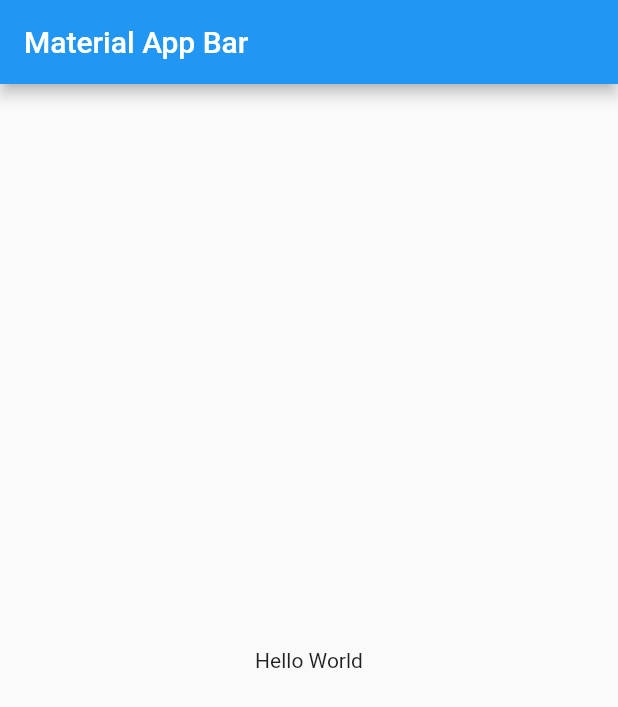
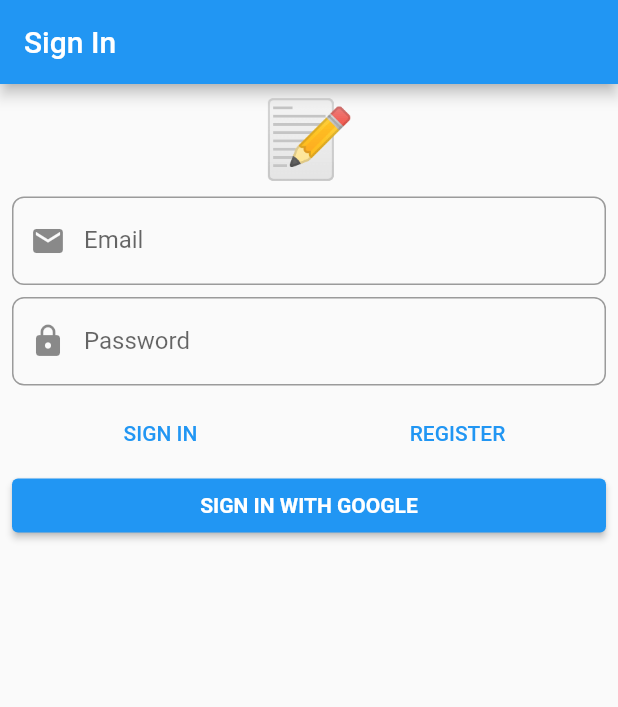
Before and after one commit to SURAJSPS/Flutter-Firebase-DDD, a Flutter app: the screen it shows after launch, on a phone screen of 412 x 824 dp. Shown: the top 707 px of the screen. Run offline on Flutter 3.47's test engine with Material 2 defaults, Android fonts, the phone set to English and light mode, and no system bars; our stand-ins replace another_flushbar, bloc, dartz, firebase_auth, firebase_core, flutter_bloc and 4 more; accounts and stored records are empty; generated files the repository leaves out were written again.

Commit message:
SignIn form UI

```diff
--- a/lib/application/auth/sign_in_form/sign_in_form_event.dart
+++ b/lib/application/auth/sign_in_form/sign_in_form_event.dart
@@ -6,9 +6,11 @@ class SignInFormEvent with _$SignInFormEvent {
       EmailChanged;
   const factory SignInFormEvent.passwordChanged({required String password}) =
       PasswordChanged;
-  const factory SignInFormEvent.signInWithGoogle() = SignInWithGoogle;
-  const factory SignInFormEvent.registerWithEmailAndPassword() =
-      RegisterWithEmaiAndPassword;
-  const factory SignInFormEvent.signInWithEmailAndPassword() =
-      SignInWithEmaiAndPassword;
+  const factory SignInFormEvent.signInWithGooglePressed() =
+      SignInWithGooglePressed;
+
+  const factory SignInFormEvent.registerWithEmailAndPasswordPressed() =
+      RegisterWithEmailAndPasswordPressed;
+  const factory SignInFormEvent.signInWithEmailAndPasswordPressed() =
+      SignInWithEmailAndPasswordPressed;
 }
--- a/lib/application/auth/sign_in_form/sign_in_form_state.dart
+++ b/lib/application/auth/sign_in_form/sign_in_form_state.dart
@@ -2,13 +2,13 @@ part of 'sign_in_form_bloc.dart';
 
 @freezed
 class SignInFormState with _$SignInFormState {
-  factory SignInFormState(
-      {required EmailAddress emailAddress,
-      required Password password,
-      required bool isSubmitting,
-      required bool showErrorMessage,
-      required Option<Either<AuthFailure, Unit>>
-          authFailureOrSuccessOption}) = _SignInFormState;
+  factory SignInFormState({
+    required EmailAddress emailAddress,
+    required Password password,
+    required bool isSubmitting,
+    required AutovalidateMode? showErrorMessages,
+    required Option<Either<AuthFailure, Unit>> authFailureOrSuccessOption,
+  }) = _SignInFormState;
 
   const SignInFormState._();
 
@@ -16,7 +16,7 @@ class SignInFormState with _$SignInFormState {
         emailAddress: EmailAddress(""),
         password: Password(""),
         isSubmitting: false,
-        showErrorMessage: false,
+        showErrorMessages: AutovalidateMode.disabled,
         authFailureOrSuccessOption: none(),
       );
 }
--- a/lib/presentation/core/app_widget.dart
+++ b/lib/presentation/core/app_widget.dart
@@ -1,4 +1,6 @@
 import 'package:flutter/material.dart';
+
+import '../sign_in/sign_in_page.dart';
 
 class AppWidget extends StatelessWidget {
   const AppWidget({super.key});
@@ -7,12 +9,16 @@ class AppWidget extends StatelessWidget {
   Widget build(BuildContext context) {
     return MaterialApp(
       title: 'Material App',
-      home: Scaffold(
-        appBar: AppBar(
-          title: const Text('Material App Bar'),
+      home: const SignInPage(),
+      theme: ThemeData.light().copyWith(
+        primaryColor: Colors.green[800],
+        colorScheme: ColorScheme.fromSwatch().copyWith(
+          secondary: Colors.blueAccent,
         ),
-        body: const Center(
-          child: Text('Hello World'),
+        inputDecorationTheme: InputDecorationTheme(
+          border: OutlineInputBorder(
+            borderRadius: BorderRadius.circular(8),
+          ),
         ),
       ),
     );
--- /dev/null
+++ b/lib/presentation/sign_in/sign_in_page.dart
@@ -0,0 +1,22 @@
+import 'package:flutter/material.dart';
+import 'package:flutter_bloc/flutter_bloc.dart';
+import 'package:flutter_firebase_ddd_with_bloc/application/auth/sign_in_form/sign_in_form_bloc.dart';
+import 'package:flutter_firebase_ddd_with_bloc/injection.dart';
+import 'package:flutter_firebase_ddd_with_bloc/presentation/sign_in/widgets/sign_in_form.dart';
+
+class SignInPage extends StatelessWidget {
+  const SignInPage({super.key});
+
+  @override
+  Widget build(BuildContext context) {
+    return Scaffold(
+      appBar: AppBar(
+        title: const Text('Sign In'),
+      ),
+      body: BlocProvider<SignInFormBloc>(
+        create: (context) => getIt<SignInFormBloc>(),
+        child: const SignInForm(),
+      ),
+    );
+  }
+}
--- /dev/null
+++ b/lib/presentation/sign_in/widgets/sign_in_form.dart
@@ -0,0 +1,132 @@
+import 'package:another_flushbar/flushbar_helper.dart';
+import 'package:flutter/material.dart';
+import 'package:flutter_bloc/flutter_bloc.dart';
+import 'package:flutter_firebase_ddd_with_bloc/application/auth/sign_in_form/sign_in_form_bloc.dart';
+
+class SignInForm extends StatelessWidget {
+  const SignInForm({Key? key}) : super(key: key);
+
+  @override
+  Widget build(BuildContext context) {
+    return BlocConsumer<SignInFormBloc, SignInFormState>(
+      listener: (context, state) {
+        state.authFailureOrSuccessOption.fold(
+            () {},
+            (either) => either.fold(
+                    (failure) => FlushbarHelper.createError(
+                          message: failure.map(
+                            cancelledByUser: (_) => 'Cancelled',
+                            serverError: (_) => 'Server error',
+                            emailAlreadyInUse: (_) => 'Email already in use',
+                            invalidEmailAndPasswordCombination: (_) =>
+                                'Invalid email and password combination',
+                          ),
+                        ).show(context), (r) {
+                  // TODO: Navigate
+                }));
+      },
+      builder: (context, state) {
+        return Form(
+          autovalidateMode: state.showErrorMessages,
+          child: ListView(
+            padding: const EdgeInsets.all(8),
+            children: [
+              const Text(
+                '📝',
+                textAlign: TextAlign.center,
+                style: TextStyle(fontSize: 50),
+              ),
+              const SizedBox(height: 8),
+              TextFormField(
+                decoration: const InputDecoration(
+                  prefixIcon: Icon(Icons.email),
+                  labelText: 'Email',
+                ),
+                onChanged: (value) => context.read<SignInFormBloc>().add(
+                      SignInFormEvent.emailChanged(email: value),
+                    ),
+                validator: (value) => context
+                    .read<SignInFormBloc>()
+                    .state
+                    .emailAddress
+                    .value
+                    .fold(
+                      (f) => f.maybeMap(
+                        orElse: () => null,
+                        invalidEmail: (_) => 'Invalid Email',
+                      ),
+                      (_) => null,
+                    ),
+                autocorrect: false,
+              ),
+              const SizedBox(height: 8),
+              TextFormField(
+                decoration: const InputDecoration(
+                  prefixIcon: Icon(Icons.lock),
+                  labelText: 'Password',
+                ),
+                onChanged: (value) => context.read<SignInFormBloc>().add(
+                      SignInFormEvent.passwordChanged(password: value),
+                    ),
+                validator: (value) => context
+                    .read<SignInFormBloc>()
+                    .state
+                    .password
+                    .value
+                    .fold(
+                        (f) => f.maybeMap(
+                            orElse: () => null,
+                            shortPassword: (_) => "Short Password"),
+                        (_) => null),
+                autocorrect: false,
+                obscureText: true,
+              ),
+              const SizedBox(height: 8),
+              Row(
+                children: [
+                  Expanded(
+                    child: TextButton(
+                      onPressed: () => context.read<SignInFormBloc>().add(
+                            const SignInFormEvent
+                                .signInWithEmailAndPasswordPressed(),
+                          ),
+                      child: const Text('SIGN IN'),
+                    ),
+                  ),
+                  Expanded(
+                    child: TextButton(
+                      onPressed: () => context.read<SignInFormBloc>().add(
+                            const SignInFormEvent
+                                .registerWithEmailAndPasswordPressed(),
+                          ),
+                      child: const Text('REGISTER'),
+                    ),
+                  ),
+                ],
+              ),
+              ElevatedButton(
+                onPressed: () => context.read<SignInFormBloc>().add(
+                      const SignInFormEvent.signInWithGooglePressed(),
+                    ),
+                style: ButtonStyle(
+                  foregroundColor: MaterialStateProperty.all(Colors.lightBlue),
+                ),
+                child: const Text(
+                  'SIGN IN WITH GOOGLE',
+                  style: TextStyle(
+                    color: Colors.white,
+                    fontWeight: FontWeight.bold,
+                  ),
+                ),
+              ),
+              if (state.isSubmitting) ...[
+                const SizedBox(height: 8),
+                const LinearProgressIndicator(),
+              ]
+            ],
+          ),
+        );
+      },
+    );
+  }
+}
--- a/pubspec.yaml
+++ b/pubspec.yaml
@@ -44,6 +44,8 @@ dependencies:
   get_it: ^7.2.0
   google_sign_in: ^5.4.2
   firebase_auth: ^4.1.5
+  flutter_bloc: ^8.1.1
+  another_flushbar: ^1.12.29
 
 
 
```
Also changed, not shown: lib/application/auth/sign_in_form/sign_in_form_bloc.dart (+77 -52 lines), lib/infrastructure/auth/firebase_auth_facade.dart (+16 -20 lines), lib/main.dart (+7 -4 lines), lib/application/auth/sign_in_form/sign_in_form_bloc.freezed.dart, lib/firebase_options.dart (deleted), 7 other files.
